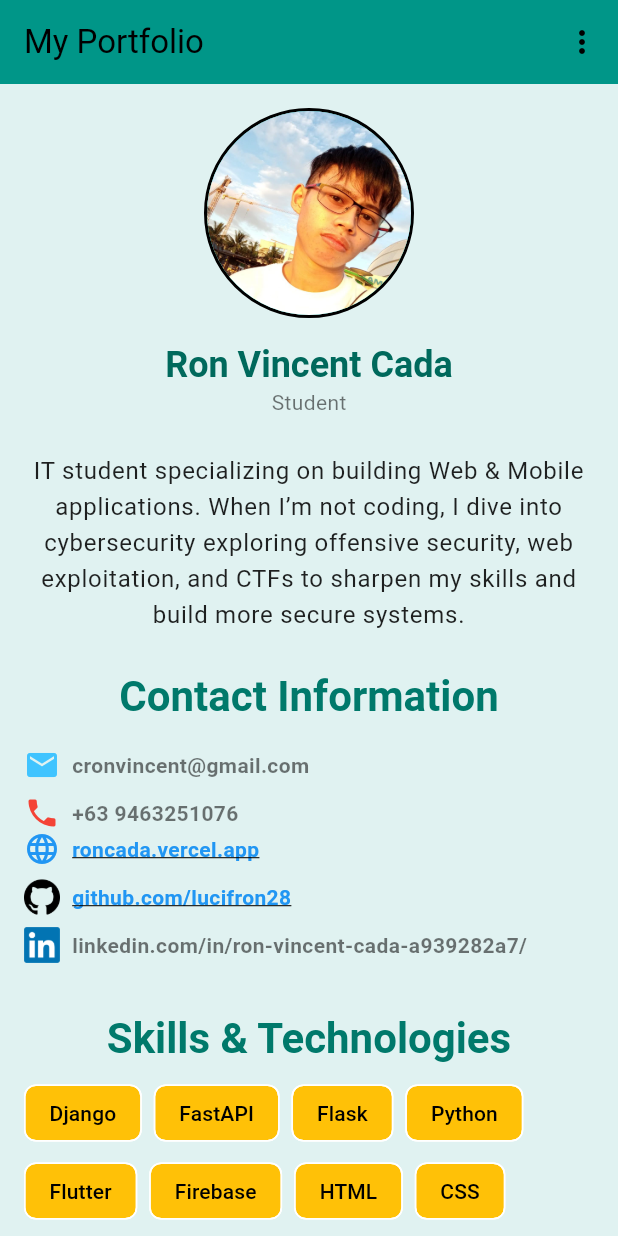
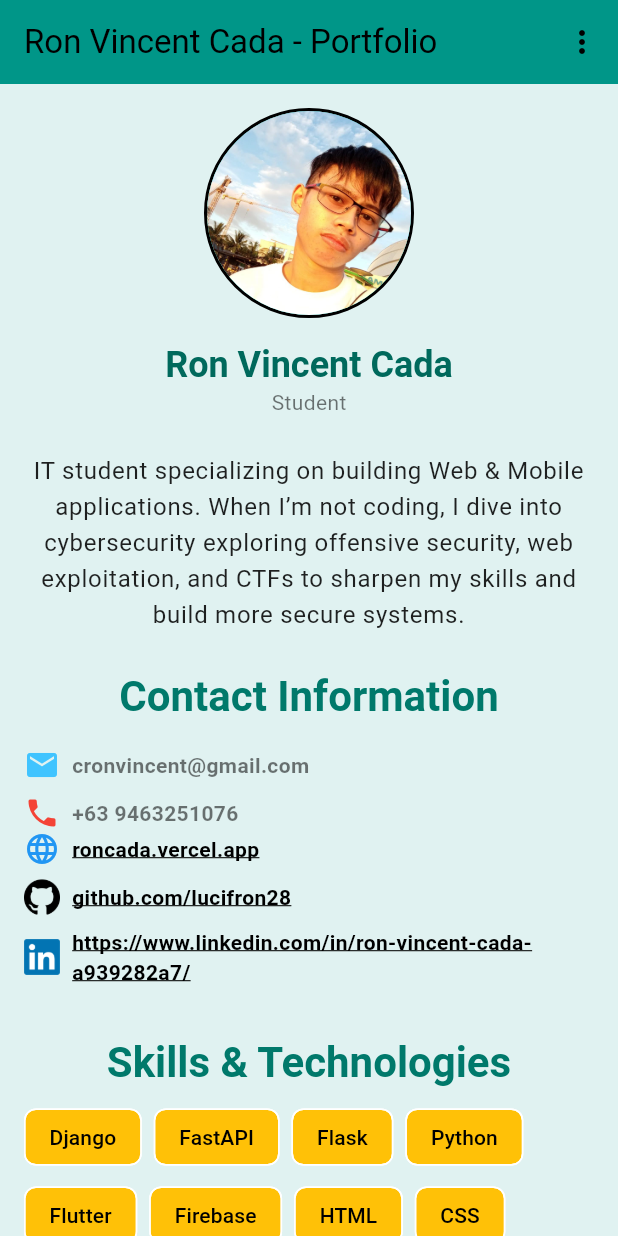
Before and after one commit to lucifron28/Flutter_Portfolio, a Flutter app: the screen it shows after launch, on a phone screen of 412 x 824 dp. Run offline on Flutter 3.47's test engine with Material 3 defaults, Android fonts, the phone set to English and light mode, and no system bars.

Commit message:
final touch

```diff
--- a/lib/main.dart
+++ b/lib/main.dart
@@ -46,7 +46,7 @@ class PortfolioHomePage extends StatelessWidget {
   Widget build(BuildContext context) {
     return Scaffold(
       appBar: AppBar(
-        title: Text('My Portfolio'),
+        title: Text('Ron Vincent Cada - Portfolio'),
         backgroundColor: Theme.of(context).primaryColor,
         actions: [
           PopupMenuButton<String>(
@@ -222,7 +222,7 @@ class PortfolioHomePage extends StatelessWidget {
                             'roncada.vercel.app',
                             style: TextStyle(
                               fontWeight: FontWeight.bold,
-                              color: Colors.blue,
+                              color: Colors.black,
                               decoration: TextDecoration.underline,
                             ),
                           ),
@@ -253,7 +253,7 @@ class PortfolioHomePage extends StatelessWidget {
                             'github.com/lucifron28',
                             style: TextStyle(
                               fontWeight: FontWeight.bold,
-                              color: Colors.blue,
+                              color: Colors.black,
                               decoration: TextDecoration.underline,
                             ),
                           ),
@@ -269,11 +269,25 @@ class PortfolioHomePage extends StatelessWidget {
                         width: 24,
                         height: 24,
                       ),
-                      const SizedBox(width: 8),
+                      SizedBox(width: 8),
                       Flexible(
-                        child: SelectableText(
-                          'linkedin.com/in/ron-vincent-cada-a939282a7/',
-                          style: const TextStyle(fontWeight: FontWeight.bold),
+                        child: GestureDetector(
+                          onTap: () async {
+                            final Uri uri = Uri.parse('https://www.linkedin.com/in/ron-vincent-cada-a939282a7');
+                            if (!await launchUrl(uri, mode: LaunchMode.externalApplication)) {
+                              ScaffoldMessenger.of(context).showSnackBar(
+                                SnackBar(content: Text('Could not launch the website')),
+                              );
+                            }
+                          },
+                          child: Text(
+                            'https://www.linkedin.com/in/ron-vincent-cada-a939282a7/',
+                            style: TextStyle(
+                              fontWeight: FontWeight.bold,
+                              color: Colors.black,
+                              decoration: TextDecoration.underline,
+                            ),
+                          ),
                         ),
                       ),
                     ],
```
